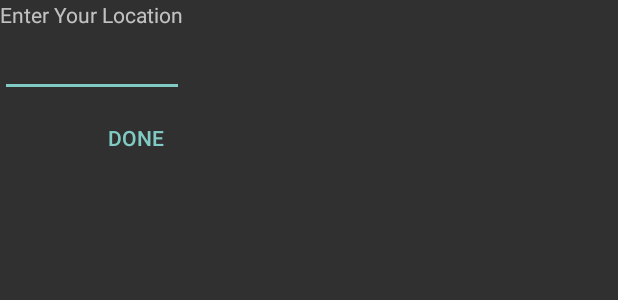
After one commit to Greplr/Greplr_Android, an Android app: the layout dialogbox_take_location.xml on its own in the app's theme, with its tools: preview values and no code run, on a phone screen of 412 x 824 dp. The commit adds this screen. Shown: the top 300 px of the screen. Run offline under Robolectric (Android 15) with nearby library versions, the phone set to English and light mode, and no system bars.

Commit message:
added custom dialog to take location

```diff
--- /dev/null
+++ b/app/src/main/res/layout/dialogbox_take_location.xml
@@ -0,0 +1,39 @@
+<LinearLayout xmlns:android="http://schemas.android.com/apk/res/android"
+    android:id="@+id/dialog_fragment_layout"
+    android:layout_width="wrap_content"
+    android:layout_height="wrap_content"
+    android:orientation="vertical" >
+
+    <TextView
+        android:id="@+id/dialog_textview_1"
+        android:layout_width="wrap_content"
+        android:layout_height="wrap_content"
+        android:layout_gravity="left"
+        android:text="Enter Your Location" />
+
+    <EditText
+        android:id="@+id/dialog_edittext"
+        android:layout_width="fill_parent"
+        android:layout_height="wrap_content"
+        android:layout_gravity="left" />
+
+    <LinearLayout
+        android:id="@+id/button_layout"
+        android:layout_width="wrap_content"
+        android:layout_height="wrap_content"
+        android:orientation="horizontal">
+
+    </LinearLayout>
+
+    <Button
+        android:id="@+id/button_done"
+        style="?android:attr/buttonBarButtonStyle"
+        android:layout_width="wrap_content"
+        android:layout_height="wrap_content"
+        android:text="Done"
+        android:layout_gravity="end"
+        />
+
+
+
+</LinearLayout>
```
Also changed, not shown: app/src/main/java/com/greplr/EnterLocationDialog.java (added, +51 -0 lines), app/src/main/java/com/greplr/MainActivity.java (+21 -11 lines), app/src/main/java/com/greplr/api/GeoCoding.java (added, +15 -0 lines).
